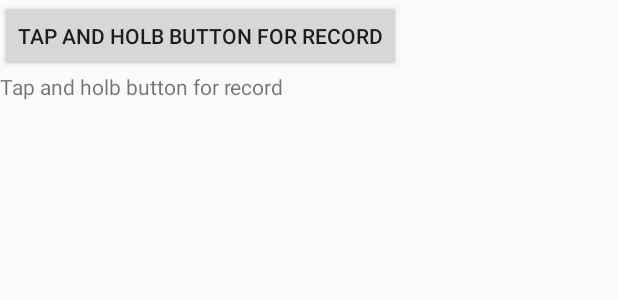
After one commit to JuanjoVG/HackFlirt, an Android app: the layout activity_record.xml on its own in the app's theme, with its tools: preview values and no code run, on a phone screen of 412 x 824 dp. The commit adds this screen. Shown: the top 300 px of the screen. Run offline under Robolectric (Android 15) with nearby library versions, the phone set to English and light mode, and no system bars.

Commit message:
Add first redord.

```diff
--- /dev/null
+++ b/app/src/main/res/layout/activity_record.xml
@@ -0,0 +1,28 @@
+<?xml version="1.0" encoding="utf-8"?>
+<android.support.constraint.ConstraintLayout xmlns:android="http://schemas.android.com/apk/res/android"
+    xmlns:app="http://schemas.android.com/apk/res-auto"
+    xmlns:tools="http://schemas.android.com/tools"
+    android:layout_width="match_parent"
+    android:layout_height="match_parent"
+    tools:context="starthack.hackflirt.RecordActivity">
+
+    <LinearLayout
+        android:layout_width="match_parent"
+        android:layout_height="match_parent"
+        android:orientation="vertical">
+
+        <Button
+            android:id="@+id/recordButton"
+            android:layout_width="wrap_content"
+            android:layout_height="wrap_content"
+            android:text="Tap and holb button for record"/>
+
+        <TextView
+            android:id="@+id/recordLabel"
+            android:layout_width="wrap_content"
+            android:layout_height="wrap_content"
+            android:text="Tap and holb button for record"
+            android:textAlignment="center"/>
+    </LinearLayout>
+
+</android.support.constraint.ConstraintLayout>
--- a/app/src/main/res/values/strings.xml
+++ b/app/src/main/res/values/strings.xml
@@ -1,5 +1,5 @@
 <resources>
-    <string name="app_name">Sign-In Quickstart</string>
+    <string name="app_name">HackFlirt</string>
     <string name="title_text">Google Sign-In\nQuickstart</string>
 
     <!-- Sign-in status messages -->
@@ -59,4 +59,5 @@
     <string name="males">males</string>
     <string name="females">females</string>
     <string name="both">both</string>
+    <string name="title_activity_record">RecordActivity</string>
 </resources>
```
Also changed, not shown: app/src/main/AndroidManifest.xml (+9 -0 lines), app/src/main/java/starthack/hackflirt/RecordActivity.java (added, +77 -0 lines), app/src/main/java/starthack/hackflirt/SignInActivity.java (+6 -6 lines).
